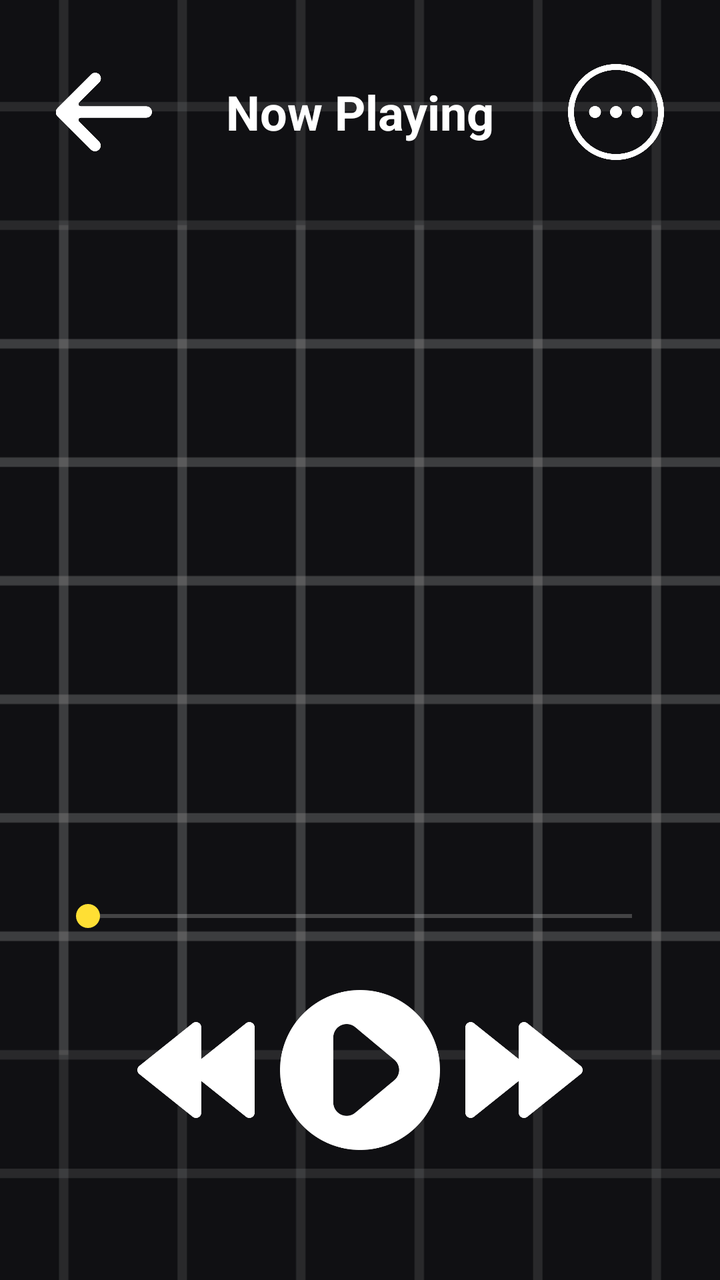
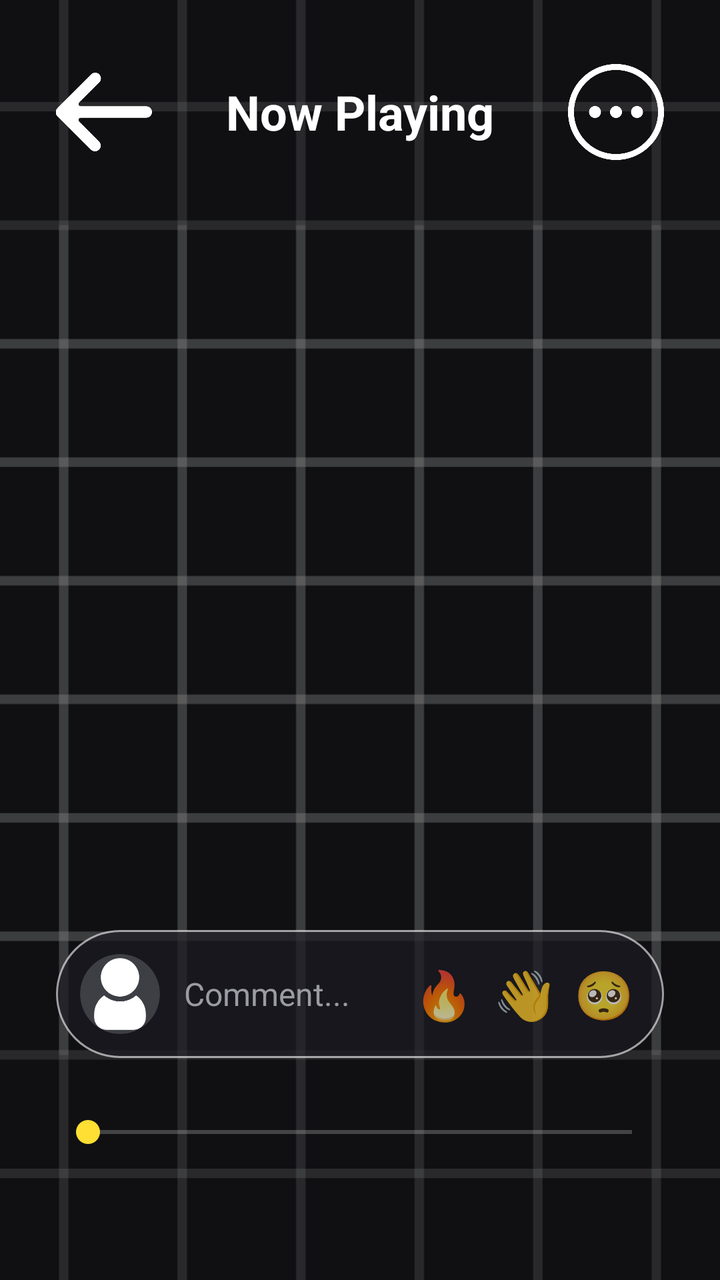

Screens rendered from an Android XML layout before and after an edit, with the pre-edit source and the edit as a unified diff.
<!-- AndroidManifest.xml: application theme Theme.MaterialComponents.NoActionBar -->
<!-- res/layout/fragment_now_playing.xml -->
<?xml version="1.0" encoding="utf-8"?>
<FrameLayout xmlns:android="http://schemas.android.com/apk/res/android"
    xmlns:app="http://schemas.android.com/apk/res-auto"
    android:id="@+id/now_playing_root"
    android:layout_width="match_parent"
    android:layout_height="match_parent"
    >
    <ImageView
        android:id="@+id/now_playing_cover"
        android:layout_width="match_parent"
        android:layout_height="match_parent"
        android:alpha="0.52"
        android:scaleType="centerCrop"
        android:src="@drawable/ic_launcher_background" />
    <LinearLayout
        android:layout_width="match_parent"
        android:layout_height="match_parent"
        android:gravity="center_horizontal"
        android:orientation="vertical"
        android:paddingStart="28dp"
        android:paddingTop="32dp"
        android:paddingEnd="28dp"
        android:paddingBottom="28dp">
        <LinearLayout
            android:layout_width="match_parent"
            android:layout_height="wrap_content"
            android:gravity="center_vertical">
            <ImageButton
                android:id="@+id/now_playing_back"
                android:layout_width="48dp"
                android:layout_height="48dp"
                android:background="@android:color/transparent"
                android:scaleType="centerInside"
                android:contentDescription="Quay lại"
                android:src="@drawable/back"
                app:tint="@color/white"
                />

            <TextView
                android:layout_width="0dp"
                android:layout_height="wrap_content"
                android:layout_weight="1"
                android:gravity="center"
                android:text="Now Playing"
                android:textColor="@color/white"
                android:textSize="24sp"
                android:textStyle="bold" />
            <ImageButton
                android:layout_width="48dp"
                android:layout_height="48dp"
                android:background="@null"
                android:contentDescription="Thêm"
                android:src="@drawable/more"
                android:scaleType="centerInside"
                app:tint="@color/white"
                />
        </LinearLayout>
        <Space
            android:layout_width="match_parent"
            android:layout_height="0dp"
            android:layout_weight="1" />
        <TextView
            android:id="@+id/now_playing_title"
            android:layout_width="match_parent"
            android:layout_height="wrap_content"
            android:gravity="center"
            android:maxLines="1"
            android:ellipsize="marquee"
            android:textColor="@color/white"
            android:textSize="28sp"
            android:textStyle="bold" />
        <TextView
            android:id="@+id/now_playing_artist"
            android:layout_width="match_parent"
            android:layout_height="wrap_content"
            android:layout_marginTop="8dp"
            android:gravity="center"
            android:textColor="@color/muted_text"
            android:textSize="18sp" />
        <SeekBar
            android:id="@+id/now_playing_seek"
            android:layout_width="match_parent"
            android:layout_height="wrap_content"
            android:layout_marginTop="28dp"
            android:progressTint="@color/white"
            android:thumbTint="@color/accent_yellow" />
        <LinearLayout
            android:layout_width="match_parent"
            android:layout_height="wrap_content"
            android:gravity="center"
            android:layout_marginTop="28dp">
            <ImageButton
                android:id="@+id/now_playing_previous"
                android:layout_width="64dp"
                android:layout_height="64dp"
                android:background="@null"
                android:scaleType="centerInside"
                android:contentDescription="Bài trước"
                app:tint="@color/white"
                android:layout_marginEnd="10dp"
                android:src="@drawable/rewind"
                />
            <ImageButton
                android:id="@+id/now_playing_play_pause"
                android:layout_width="80dp"
                android:layout_height="80dp"
                android:background="@null"
                android:scaleType="centerInside"
                app:tint="@color/white"
                android:layout_marginEnd="10dp"
                android:contentDescription="Phát hoặc tạm dừng"
                android:src="@drawable/resume"
                />
            <ImageButton
                android:id="@+id/now_playing_next"
                android:layout_width="64dp"
                android:layout_height="64dp"
                android:background="@null"
                android:scaleType="centerInside"
                app:tint="@color/white"

                android:contentDescription="Bài tiếp theo"
                android:src="@drawable/fastforwad"
                />
        </LinearLayout>
        <TextView
            android:id="@+id/now_playing_time"
            android:layout_width="wrap_content"
            android:layout_height="wrap_content"
            android:layout_marginTop="18dp"
            android:textColor="@color/muted_text" />
    </LinearLayout>
    <ProgressBar
        android:id="@+id/now_playing_loading"
        android:layout_width="wrap_content"
        android:layout_height="wrap_content"
        android:layout_gravity="center"
        android:visibility="gone" />
    <TextView
        android:id="@+id/now_playing_error"
        android:layout_width="match_parent"
        android:layout_height="wrap_content"
        android:layout_gravity="center"
        android:gravity="center"
        android:padding="24dp"
        android:textColor="@color/white"
        android:visibility="gone" />
</FrameLayout>
<!-- resources referenced by this layout -->
<resources>
  <color name="accent_yellow">#FFFFDF34</color>
  <color name="muted_text">#FF9B9BA3</color>
  <color name="white">#FFFFFFFF</color>
  <!-- drawable back: png bitmap (drawable, 7874 bytes) -->
  <!-- drawable fastforwad: png bitmap (drawable, 5478 bytes) -->
  <!-- drawable ic_launcher_background: vector/xml drawable (drawable, 5618 chars, omitted) -->
  <!-- drawable more: png bitmap (drawable, 18351 bytes) -->
  <!-- drawable resume: png bitmap (drawable, 12710 bytes) -->
  <!-- drawable rewind: png bitmap (drawable, 5566 bytes) -->
</resources>

<!-- the commit's change to res/layout/fragment_now_playing.xml (unified diff, before → after) -->
@@ -10,6 +10,8 @@
         android:layout_width="match_parent"
         android:layout_height="match_parent"
         android:alpha="0.52"
+        android:contentDescription="@null"
+        android:importantForAccessibility="no"
         android:scaleType="centerCrop"
         android:src="@drawable/ic_launcher_background" />
     <LinearLayout
@@ -31,7 +33,7 @@
                 android:layout_height="48dp"
                 android:background="@android:color/transparent"
                 android:scaleType="centerInside"
-                android:contentDescription="Quay lại"
+                android:contentDescription="@string/back"
                 android:src="@drawable/back"
                 app:tint="@color/white"
                 />
@@ -41,15 +43,16 @@
                 android:layout_height="wrap_content"
                 android:layout_weight="1"
                 android:gravity="center"
-                android:text="Now Playing"
+                android:text="@string/now_playing"
                 android:textColor="@color/white"
                 android:textSize="24sp"
                 android:textStyle="bold" />
             <ImageButton
+                android:id="@+id/now_playing_more"
                 android:layout_width="48dp"
                 android:layout_height="48dp"
                 android:background="@null"
-                android:contentDescription="Thêm"
+                android:contentDescription="@string/more"
                 android:src="@drawable/more"
                 android:scaleType="centerInside"
                 app:tint="@color/white"
@@ -77,25 +80,100 @@
             android:gravity="center"
             android:textColor="@color/muted_text"
             android:textSize="18sp" />
+
+        <LinearLayout
+            android:id="@+id/now_playing_comment_bar"
+            android:layout_width="match_parent"
+            android:layout_height="64dp"
+            android:layout_marginTop="24dp"
+            android:background="@drawable/comment_bar_background"
+            android:gravity="center_vertical"
+            android:orientation="horizontal"
+            android:paddingStart="12dp"
+            android:paddingEnd="10dp">
+
+            <ImageView
+                android:id="@+id/comment_avatar"
+                android:layout_width="40dp"
+                android:layout_height="40dp"
+                android:background="@drawable/comment_avatar_background"
+                android:clipToOutline="true"
+                android:contentDescription="@string/comment_avatar_description"
+                android:scaleType="centerCrop"
+                android:src="@drawable/account" />
+
+            <EditText
+                android:id="@+id/comment_input"
+                android:layout_width="0dp"
+                android:layout_height="wrap_content"
+                android:layout_marginStart="12dp"
+                android:layout_weight="1"
+                android:background="@android:color/transparent"
+                android:hint="@string/comment_hint"
+                android:imeOptions="actionSend"
+                android:inputType="textCapSentences|textMultiLine"
+                android:maxLines="1"
+                android:padding="0dp"
+                android:textColor="@color/white"
+                android:textColorHint="@color/muted_text"
+                android:textSize="16sp" />
+
+            <TextView
+                android:id="@+id/comment_fire"
+                android:layout_width="40dp"
+                android:layout_height="match_parent"
+                android:clickable="true"
+                android:contentDescription="@string/comment_fire"
+                android:focusable="true"
+                android:gravity="center"
+                android:text="🔥"
+                android:textSize="24sp" />
+
+            <TextView
+                android:id="@+id/comment_wave"
+                android:layout_width="40dp"
+                android:layout_height="match_parent"
+                android:clickable="true"
+                android:contentDescription="@string/comment_wave"
+                android:focusable="true"
+                android:gravity="center"
+                android:text="👋"
+                android:textSize="24sp" />
+
+            <TextView
+                android:id="@+id/comment_cry"
+                android:layout_width="40dp"
+                android:layout_height="match_parent"
+                android:clickable="true"
+                android:contentDescription="@string/comment_cry"
+                android:focusable="true"
+                android:gravity="center"
+                android:text="🥺"
+                android:textSize="24sp" />
+        </LinearLayout>
+
         <SeekBar
             android:id="@+id/now_playing_seek"
             android:layout_width="match_parent"
             android:layout_height="wrap_content"
             android:layout_marginTop="28dp"
+            android:max="1000"
             android:progressTint="@color/white"
             android:thumbTint="@color/accent_yellow" />
         <LinearLayout
+            android:id="@+id/now_playing_controls"
             android:layout_width="match_parent"
             android:layout_height="wrap_content"
             android:gravity="center"
-            android:layout_marginTop="28dp">
+            android:layout_marginTop="28dp"
+            android:visibility="gone">
             <ImageButton
                 android:id="@+id/now_playing_previous"
                 android:layout_width="64dp"
                 android:layout_height="64dp"
                 android:background="@null"
                 android:scaleType="centerInside"
-                android:contentDescription="Bài trước"
+                android:contentDescription="@string/previous_song"
                 app:tint="@color/white"
                 android:layout_marginEnd="10dp"
                 android:src="@drawable/rewind"
@@ -108,7 +186,7 @@
                 android:scaleType="centerInside"
                 app:tint="@color/white"
                 android:layout_marginEnd="10dp"
-                android:contentDescription="Phát hoặc tạm dừng"
+                android:contentDescription="@string/play_pause"
                 android:src="@drawable/resume"
                 />
             <ImageButton
@@ -119,7 +197,7 @@
                 android:scaleType="centerInside"
                 app:tint="@color/white"
 
-                android:contentDescription="Bài tiếp theo"
+                android:contentDescription="@string/next_song"
                 android:src="@drawable/fastforwad"
                 />
         </LinearLayout>
<!-- resource entries referenced after the edit -->
@@ -3,11 +3,41 @@
   <color name="accent_yellow">#FFFFDF34</color>
   <color name="muted_text">#FF9B9BA3</color>
   <color name="white">#FFFFFFFF</color>
-  <!-- drawable back: png bitmap (drawable, 7874 bytes) -->
-  <!-- drawable fastforwad: png bitmap (drawable, 5478 bytes) -->
+  <!-- drawable account: png bitmap (drawable-nodpi, 5773 bytes) -->
+  <!-- drawable back: png bitmap (drawable-nodpi, 7874 bytes) -->
+  <!-- drawable comment_avatar_background (drawable) -->
+  <?xml version="1.0" encoding="utf-8"?>
+  <shape xmlns:android="http://schemas.android.com/apk/res/android"
+      android:shape="oval">
+  
+      <solid android:color="#66777A80" />
+  </shape>
+  <!-- drawable comment_bar_background (drawable) -->
+  <?xml version="1.0" encoding="utf-8"?>
+  <shape xmlns:android="http://schemas.android.com/apk/res/android"
+      android:shape="rectangle">
+  
+      <solid android:color="#B31A1A22" />
+      <stroke
+          android:width="1dp"
+          android:color="#99FFFFFF" />
+      <corners android:radius="36dp" />
+  </shape>
+  <!-- drawable fastforwad: png bitmap (drawable-nodpi, 5478 bytes) -->
   <!-- drawable ic_launcher_background: vector/xml drawable (drawable, 5618 chars, omitted) -->
-  <!-- drawable more: png bitmap (drawable, 18351 bytes) -->
-  <!-- drawable resume: png bitmap (drawable, 12710 bytes) -->
-  <!-- drawable rewind: png bitmap (drawable, 5566 bytes) -->
+  <!-- drawable more: png bitmap (drawable-nodpi, 18351 bytes) -->
+  <!-- drawable resume: png bitmap (drawable-nodpi, 12710 bytes) -->
+  <!-- drawable rewind: png bitmap (drawable-nodpi, 5566 bytes) -->
+  <string name="back">Quay lại</string>
+  <string name="comment_avatar_description">Ảnh đại diện người bình luận</string>
+  <string name="comment_cry">Thả reaction khuôn mặt rưng rưng</string>
+  <string name="comment_fire">Thả reaction lửa</string>
+  <string name="comment_hint">Comment...</string>
+  <string name="comment_wave">Thả reaction vẫy tay</string>
+  <string name="more">Thêm</string>
+  <string name="next_song">Bài tiếp theo</string>
+  <string name="now_playing">Now Playing</string>
+  <string name="play_pause">Phát hoặc tạm dừng</string>
+  <string name="previous_song">Bài trước</string>
 </resources>
 
